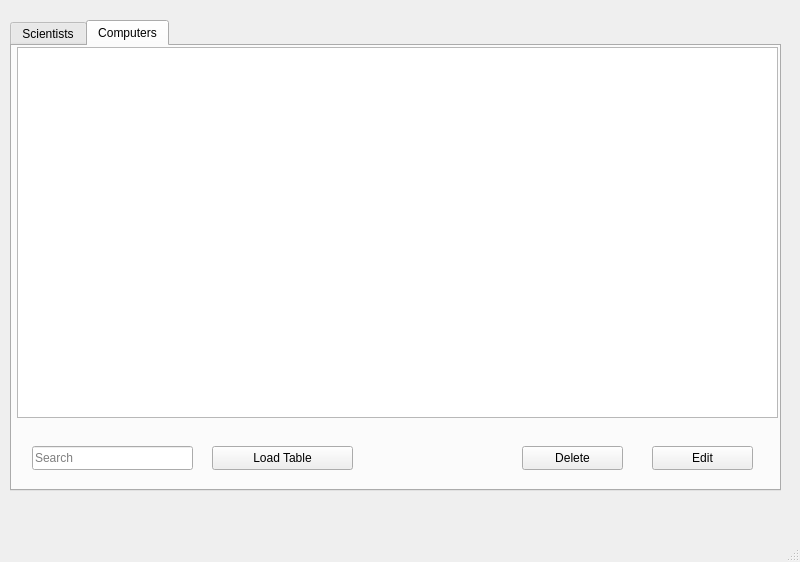
Old version of the form verklegt_vika_3/verklegt_GUI/UI/mainwindow.ui in the repository vilhjalmur12/verklegt_1.
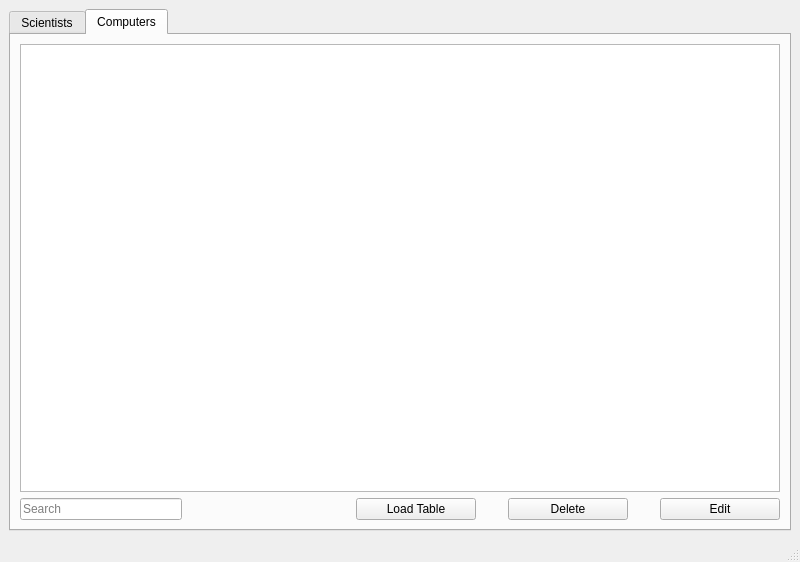
New version of the form. The open tabs and pages were chosen to show the change.

Diff of the .ui file:
```diff
--- a/verklegt_vika_3/verklegt_GUI/UI/mainwindow.ui
+++ b/verklegt_vika_3/verklegt_GUI/UI/mainwindow.ui
@@ -10,19 +10,19 @@
     <height>562</height>
    </rect>
   </property>
+  <property name="minimumSize">
+   <size>
+    <width>800</width>
+    <height>562</height>
+   </size>
+  </property>
   <property name="windowTitle">
    <string>Database</string>
   </property>
   <widget class="QWidget" name="centralwidget">
+   <layout class="QGridLayout" name="gridLayout_2">
+    <item row="0" column="0">
    <widget class="QTabWidget" name="tabWidget">
-    <property name="geometry">
-     <rect>
-      <x>10</x>
-      <y>20</y>
-      <width>771</width>
-      <height>471</height>
-     </rect>
-    </property>
     <property name="currentIndex">
      <number>1</number>
     </property>
@@ -97,75 +97,114 @@
      <attribute name="title">
       <string>Computers</string>
      </attribute>
-     <widget class="QTableView" name="tableView_computers">
-      <property name="geometry">
-       <rect>
-        <x>5</x>
-        <y>1</y>
-        <width>761</width>
-        <height>371</height>
-       </rect>
-      </property>
-     </widget>
-     <widget class="QPushButton" name="pushButton_loadComputer">
-      <property name="geometry">
-       <rect>
-        <x>200</x>
-        <y>400</y>
-        <width>141</width>
-        <height>24</height>
-       </rect>
-      </property>
-      <property name="text">
-       <string>Load Table</string>
-      </property>
-     </widget>
+       <layout class="QGridLayout" name="gridLayout">
+        <item row="1" column="4">
      <widget class="QPushButton" name="pushButton_deleteComputer">
-      <property name="geometry">
-       <rect>
-        <x>510</x>
-        <y>400</y>
-        <width>101</width>
-        <height>24</height>
-       </rect>
+          <property name="minimumSize">
+           <size>
+            <width>120</width>
+            <height>0</height>
+           </size>
       </property>
       <property name="text">
        <string>Delete</string>
       </property>
      </widget>
-     <widget class="QPushButton" name="pushButton_editComputer">
-      <property name="geometry">
-       <rect>
-        <x>640</x>
-        <y>400</y>
-        <width>101</width>
-        <height>24</height>
-       </rect>
-      </property>
-      <property name="text">
-       <string>Edit</string>
-      </property>
-     </widget>
+        </item>
+        <item row="1" column="3">
+         <spacer name="horizontalSpacer_2">
+          <property name="orientation">
+           <enum>Qt::Horizontal</enum>
+          </property>
+          <property name="sizeType">
+           <enum>QSizePolicy::Minimum</enum>
+          </property>
+          <property name="sizeHint" stdset="0">
+           <size>
+            <width>20</width>
+            <height>20</height>
+           </size>
+          </property>
+         </spacer>
+        </item>
+        <item row="1" column="1">
+         <spacer name="horizontalSpacer">
+          <property name="orientation">
+           <enum>Qt::Horizontal</enum>
+          </property>
+          <property name="sizeHint" stdset="0">
+           <size>
+            <width>40</width>
+            <height>20</height>
+           </size>
+          </property>
+         </spacer>
+        </item>
+        <item row="0" column="0" colspan="7">
+         <widget class="QTableView" name="tableView_computers"/>
+        </item>
+        <item row="1" column="0">
      <widget class="QLineEdit" name="lineEdit_searchComputer">
-      <property name="geometry">
-       <rect>
-        <x>20</x>
-        <y>400</y>
-        <width>161</width>
-        <height>24</height>
-       </rect>
-      </property>
       <property name="placeholderText">
        <string>Search</string>
       </property>
      </widget>
+        </item>
+        <item row="1" column="2">
+         <widget class="QPushButton" name="pushButton_loadComputer">
+          <property name="minimumSize">
+           <size>
+            <width>120</width>
+            <height>0</height>
+           </size>
+          </property>
+          <property name="text">
+           <string>Load Table</string>
+          </property>
+         </widget>
+        </item>
+        <item row="1" column="6">
+         <widget class="QPushButton" name="pushButton_editComputer">
+          <property name="minimumSize">
+           <size>
+            <width>120</width>
+            <height>0</height>
+           </size>
+          </property>
+          <property name="text">
+           <string>Edit</string>
+          </property>
+         </widget>
+        </item>
+        <item row="1" column="5">
+         <spacer name="horizontalSpacer_3">
+          <property name="orientation">
+           <enum>Qt::Horizontal</enum>
+          </property>
+          <property name="sizeType">
+           <enum>QSizePolicy::Minimum</enum>
+          </property>
+          <property name="sizeHint" stdset="0">
+           <size>
+            <width>20</width>
+            <height>20</height>
+           </size>
+          </property>
+         </spacer>
+        </item>
+       </layout>
      <zorder>tableView_computers</zorder>
      <zorder>pushButton_loadComputer</zorder>
      <zorder>pushButton_deleteComputer</zorder>
      <zorder>lineEdit_searchComputer</zorder>
      <zorder>pushButton_editComputer</zorder>
-    </widget>
-   </widget>
+       <zorder>horizontalSpacer</zorder>
+       <zorder>horizontalSpacer_2</zorder>
+       <zorder>horizontalSpacer_3</zorder>
+      </widget>
+     </widget>
+    </item>
+   </layout>
   </widget>
   <widget class="QMenuBar" name="menubar">
    <property name="geometry">
```
Left out of the diff: 128 changed lines with no effect on the pictures. Lines whose indentation alone changed are shown as unchanged.
